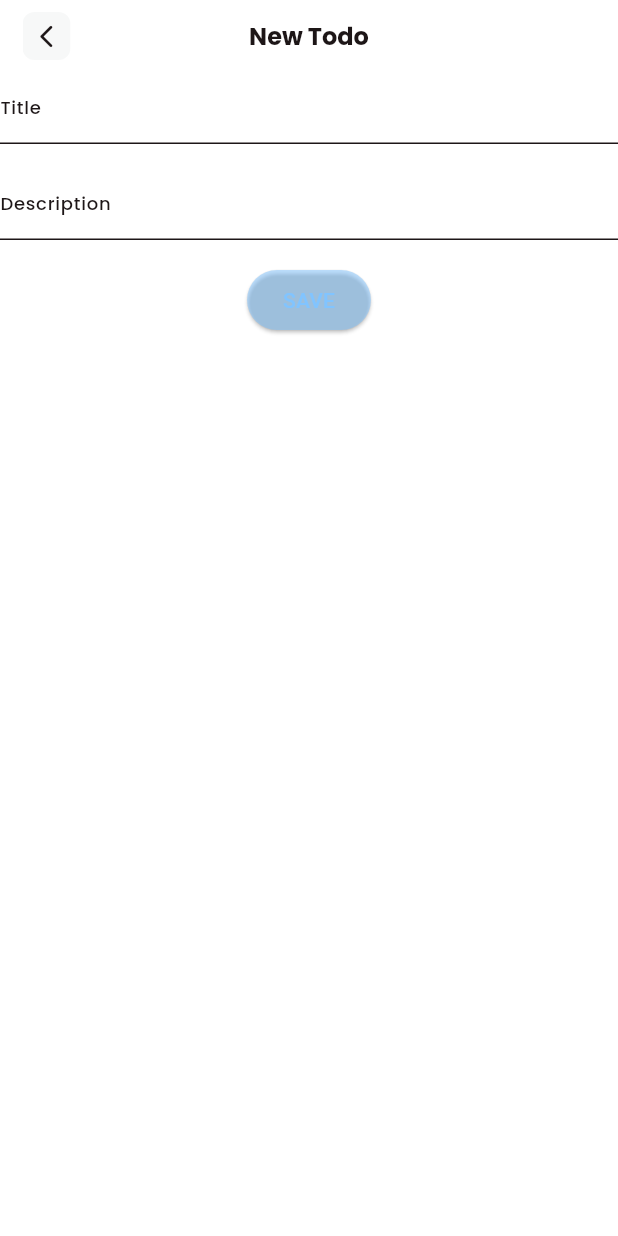
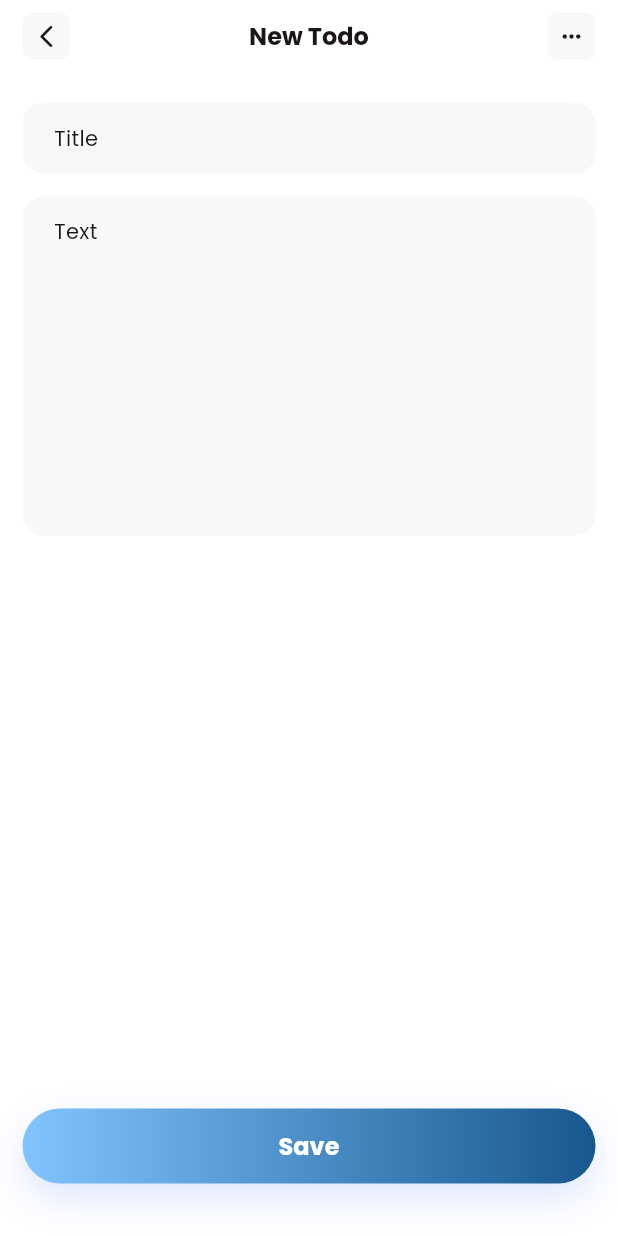
Before and after one commit to deeeznuds/carlist, a Flutter app: the screen it shows after launch, after a tap on the "add" icon, on a phone screen of 412 x 824 dp. Run offline on Flutter 3.47's test engine with Material 2 defaults, Android fonts, the phone set to English and light mode, and no system bars; our stand-ins replace flutter_bloc, go_router, hydrated_bloc.

Commit message:
feat: ui kit implementation

```diff
--- /dev/null
+++ b/lib/constants/ui_sizes.dart
@@ -0,0 +1,4 @@
+class UiSizes {
+  static const double horizontalPadding = 15;
+  static const double verticalPadding = 20;
+}
--- a/lib/presentation/screens/todo_item_create_screen.dart
+++ b/lib/presentation/screens/todo_item_create_screen.dart
@@ -1,5 +1,8 @@
 import 'dart:convert';
 
+import 'package:carlist/constants/ui_sizes.dart';
+import 'package:carlist/presentation/ui/widgets/buttons/primary_button_widget.dart';
+import 'package:carlist/presentation/ui/widgets/text_field_widget.dart';
 import 'package:flutter/material.dart';
 import 'package:flutter_bloc/flutter_bloc.dart';
 
@@ -47,8 +50,6 @@ class TodoItemCreateScreen extends StatefulWidget {
 
 class _TodoItemCreateScreenState extends State<TodoItemCreateScreen> {
   late final TodoItemCreateScreenArgs args;
-  late final TextEditingController titleController;
-  late final TextEditingController descriptionController;
 
   String title = '';
   String description = '';
@@ -59,40 +60,46 @@ class _TodoItemCreateScreenState extends State<TodoItemCreateScreen> {
     args = TodoItemCreateScreenArgs.fromMap(widget.args);
     title = args.itemDto.title;
     description = args.itemDto.text;
-    titleController = TextEditingController(text: title);
-    descriptionController = TextEditingController(text: description);
-  }
-
-  @override
-  void dispose() {
-    titleController.dispose();
-    descriptionController.dispose();
-    super.dispose();
   }
 
   @override
   Widget build(BuildContext context) {
     return Scaffold(
-      appBar: const AppBarWidget(
+      appBar: AppBarWidget(
         title: 'New Todo',
+        moreAction: () {},
       ),
-      body: Column(
+      body: Padding(
+        padding: const EdgeInsets.symmetric(
+          horizontal: UiSizes.horizontalPadding,
+          vertical: UiSizes.verticalPadding,
+        ),
+        child: Column(
+          mainAxisAlignment: MainAxisAlignment.spaceBetween,
           children: [
-          TextField(
-            controller: titleController,
+            Column(
+              children: [
+                TextFieldWidget(
+                  initialValue: title,
+                  hintText: 'Title',
                   onChanged: (value) => title = value,
-            decoration: const InputDecoration(hintText: 'Title'),
                 ),
-          Padding(
-            padding: const EdgeInsets.symmetric(vertical: 16),
-            child: TextField(
-              controller: descriptionController,
+                const SizedBox(height: 15),
+                TextFieldWidget(
+                  initialValue: description,
+                  hintText: 'Text',
+                  maxLines: 10,
                   onChanged: (value) => description = value,
-              decoration: const InputDecoration(hintText: 'Description'),
                 ),
+              ],
             ),
-          ElevatedButton(onPressed: saveTodo, child: const Text('SAVE')),
+            PrimaryButtonWidget(
+              label: 'Save',
+              onTap: saveTodo,
+              margin: const EdgeInsets.only(bottom: 15),
+            ),
           ],
+        ),
       ),
     );
   }
--- a/lib/presentation/ui/theme/colors.dart
+++ b/lib/presentation/ui/theme/colors.dart
@@ -20,6 +20,7 @@ class AppColors {
   static const Color grayMedium = Color(0xFFADA4A5);
   static const Color grayLight = Color(0xFFDDDADA);
 
+  //TODO: rename
   static const Color borderLight = Color(0xFFF7F8F8);
 
   static const Color error = Colors.red;
--- a/lib/presentation/ui/theme/theme.dart
+++ b/lib/presentation/ui/theme/theme.dart
@@ -78,7 +78,7 @@ class AppTheme {
           fontFamily: 'Poppins',
         ),
         bodyLarge: TextStyle(
-          fontSize: 12,
+          fontSize: 14,
           color: AppColors.black,
           fontFamily: 'Poppins',
           fontWeight: FontWeight.w500,
@@ -87,10 +87,9 @@ class AppTheme {
           fontSize: 14,
           color: AppColors.black,
           fontFamily: 'Poppins',
-          fontWeight: FontWeight.w500,
         ),
         bodySmall: TextStyle(
-          fontSize: 14,
+          fontSize: 12,
           color: AppColors.black,
           fontFamily: 'Poppins',
         ),
--- a/lib/presentation/ui/widgets/appbar_widget.dart
+++ b/lib/presentation/ui/widgets/appbar_widget.dart
@@ -1,17 +1,20 @@
 import 'package:carlist/presentation/router/app_router.dart';
-import 'package:carlist/presentation/ui/theme/colors.dart';
+import 'package:carlist/presentation/ui/widgets/buttons/back_button_widget.dart';
+import 'package:carlist/presentation/ui/widgets/buttons/more_button_widget.dart';
 import 'package:flutter/material.dart';
 
 class AppBarWidget extends StatelessWidget implements PreferredSizeWidget {
   final bool backEnabled;
   final String? title;
   final List<Widget>? actions;
+  final VoidCallback? moreAction;
 
   const AppBarWidget({
     super.key,
     this.backEnabled = true,
     this.title,
     this.actions,
+    this.moreAction,
   });
 
   @override
@@ -19,7 +22,7 @@ class AppBarWidget extends StatelessWidget implements PreferredSizeWidget {
     return Padding(
       padding: const EdgeInsets.symmetric(horizontal: 15),
       child: AppBar(
-        leading: backEnabled ? _BackBtn(_onBack) : null,
+        leading: backEnabled ? BackBtn(_onBack) : null,
         leadingWidth: 32,
         title: title != null
             ? Text(
@@ -27,7 +30,7 @@ class AppBarWidget extends StatelessWidget implements PreferredSizeWidget {
                 style: Theme.of(context).textTheme.titleLarge,
               )
             : null,
-        actions: actions,
+        actions: _getActions,
       ),
     );
   }
@@ -35,30 +38,10 @@ class AppBarWidget extends StatelessWidget implements PreferredSizeWidget {
   @override
   Size get preferredSize => const Size.fromHeight(48);
 
+  List<Widget>? get _getActions =>
+      moreAction != null ? [MoreButtonWidget(() {})] : actions;
+
   void _onBack() {
     AppRouter.router.pop();
   }
 }
-
-class _BackBtn extends StatelessWidget {
-  final VoidCallback onTap;
-
-  const _BackBtn(this.onTap);
-
-  @override
-  Widget build(BuildContext context) {
-    return Padding(
-      padding: const EdgeInsets.symmetric(vertical: 8),
-      child: ClipRRect(
-        borderRadius: BorderRadius.circular(8),
-        child: Material(
-          color: AppColors.borderLight,
-          child: InkWell(
-            onTap: onTap,
-            child: const Icon(Icons.arrow_back_ios_new_rounded, size: 18),
-          ),
-        ),
-      ),
-    );
-  }
-}
--- /dev/null
+++ b/lib/presentation/ui/widgets/buttons/back_button_widget.dart
@@ -0,0 +1,25 @@
+import 'package:carlist/presentation/ui/theme/colors.dart';
+import 'package:flutter/material.dart';
+
+class BackBtn extends StatelessWidget {
+  final VoidCallback onTap;
+
+  const BackBtn(this.onTap, {super.key});
+
+  @override
+  Widget build(BuildContext context) {
+    return Padding(
+      padding: const EdgeInsets.symmetric(vertical: 8),
+      child: ClipRRect(
+        borderRadius: BorderRadius.circular(8),
+        child: Material(
+          color: AppColors.borderLight,
+          child: InkWell(
+            onTap: onTap,
+            child: const Icon(Icons.arrow_back_ios_new_rounded, size: 18),
+          ),
+        ),
+      ),
+    );
+  }
+}
--- /dev/null
+++ b/lib/presentation/ui/widgets/buttons/more_button_widget.dart
@@ -0,0 +1,28 @@
+import 'package:carlist/presentation/ui/theme/colors.dart';
+import 'package:flutter/material.dart';
+
+class MoreButtonWidget extends StatelessWidget {
+  final VoidCallback onTap;
+
+  const MoreButtonWidget(this.onTap, {super.key});
+
+  @override
+  Widget build(BuildContext context) {
+    return Container(
+      width: 32,
+      height: 32,
+      margin: const EdgeInsets.symmetric(vertical: 8),
+      child: ClipRRect(
+        borderRadius: BorderRadius.circular(8),
+        child: Material(
+          color: AppColors.borderLight,
+          child: InkWell(
+            onTap: onTap,
+            child:
+                const Icon(Icons.more_horiz, color: AppColors.black, size: 18),
+          ),
+        ),
+      ),
+    );
+  }
+}
--- /dev/null
+++ b/lib/presentation/ui/widgets/buttons/primary_button_widget.dart
@@ -0,0 +1,52 @@
+import 'package:carlist/presentation/ui/theme/colors.dart';
+import 'package:flutter/material.dart';
+
+class PrimaryButtonWidget extends StatelessWidget {
+  final String label;
+  final VoidCallback onTap;
+  final EdgeInsets margin;
+
+  const PrimaryButtonWidget({
+    super.key,
+    this.label = 'OK',
+    required this.onTap,
+    this.margin = const EdgeInsets.only(top: 15, bottom: 30),
+  });
+
+  @override
+  Widget build(BuildContext context) {
+    return Container(
+      width: double.infinity,
+      margin: margin,
+      decoration: BoxDecoration(
+        gradient: AppColors.primaryGradient,
+        boxShadow: [
+          BoxShadow(
+            color: const Color(0xFF95ADFE).withOpacity(0.3),
+            blurRadius: 22,
+            offset: const Offset(0, 10),
+          ),
+        ],
+        borderRadius: BorderRadius.circular(99),
+      ),
+      child: ElevatedButton(
+        onPressed: onTap,
+        style: ElevatedButton.styleFrom(
+          foregroundColor: AppColors.white,
+          backgroundColor: Colors.transparent,
+          shadowColor: Colors.transparent,
+          surfaceTintColor: Colors.transparent,
+          fixedSize: const Size(double.infinity, 50),
+          padding: EdgeInsets.zero,
+        ),
+        child: Text(
+          label,
+          style: Theme.of(context)
+              .textTheme
+              .titleLarge!
+              .copyWith(color: AppColors.white),
+        ),
+      ),
+    );
+  }
+}
--- /dev/null
+++ b/lib/presentation/ui/widgets/text_field_widget.dart
@@ -0,0 +1,76 @@
+import 'package:carlist/presentation/ui/theme/colors.dart';
+import 'package:flutter/material.dart';
+
+class TextFieldWidget extends StatefulWidget {
+  final String? initialValue;
+  final String? hintText;
+  final int maxLines;
+  final int? maxLenght;
+  final void Function(String value)? onChanged;
+  final void Function(String value)? onSubmitted;
+
+  const TextFieldWidget({
+    super.key,
+    this.initialValue,
+    this.hintText,
+    this.maxLines = 1,
+    this.maxLenght,
+    this.onChanged,
+    this.onSubmitted,
+  });
+
+  @override
+  State<TextFieldWidget> createState() => _TextFieldWidgetState();
+}
+
+class _TextFieldWidgetState extends State<TextFieldWidget> {
+  final textController = TextEditingController();
+
+  OutlineInputBorder get defaultBorderStyle => OutlineInputBorder(
+        borderRadius: BorderRadius.circular(14),
+        borderSide: BorderSide.none,
+      );
+
+  OutlineInputBorder get errorBorderStyle => defaultBorderStyle.copyWith(
+        borderSide: const BorderSide(color: AppColors.error, width: 1),
+      );
+
+  @override
+  void initState() {
+    super.initState();
+    textController.text = widget.initialValue ?? '';
+  }
+
+  @override
+  void dispose() {
+    textController.dispose();
+    super.dispose();
+  }
+
+  @override
+  Widget build(BuildContext context) {
+    return TextField(
+      controller: textController,
+      decoration: InputDecoration(
+        hintText: widget.hintText,
+        contentPadding:
+            const EdgeInsets.symmetric(horizontal: 17, vertical: 13),
+        border: defaultBorderStyle,
+        disabledBorder: defaultBorderStyle.copyWith(
+          borderSide: BorderSide(color: AppColors.borderLight.withOpacity(0.5)),
+        ),
+        enabledBorder: defaultBorderStyle,
+        focusedBorder: defaultBorderStyle,
+        errorBorder: errorBorderStyle,
+        focusedErrorBorder: errorBorderStyle,
+        filled: true,
+        fillColor: AppColors.borderLight,
+      ),
+      style: Theme.of(context).textTheme.bodyMedium,
+      maxLines: widget.maxLines,
+      maxLength: widget.maxLenght,
+      onChanged: widget.onChanged,
+      onSubmitted: widget.onSubmitted,
+    );
+  }
+}
```
Lines whose indentation alone changed are shown as unchanged.
